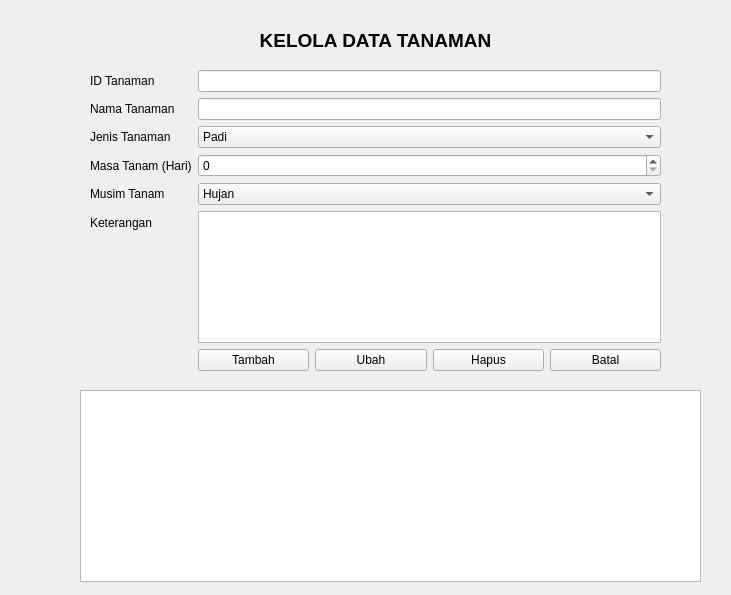
Old version of the form tanaman.ui in the repository ardithm/tugas_2310010259.
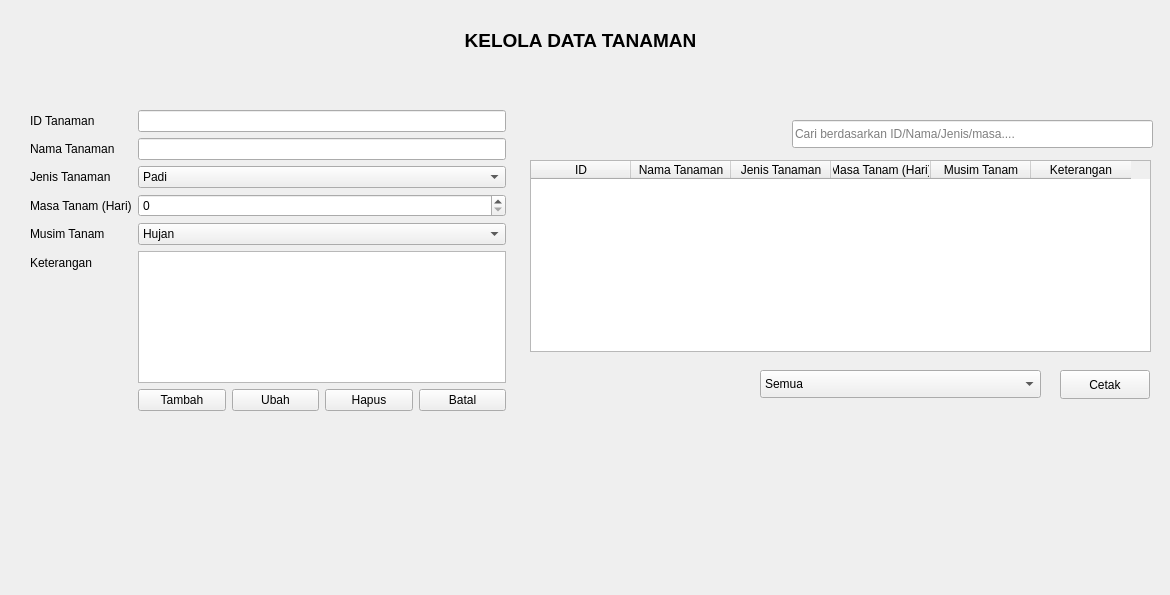
New version of the form.

Commit message: Menambahkan validasi, filter, dan cetak

```diff
--- a/tanaman.ui
+++ b/tanaman.ui
@@ -6,7 +6,7 @@
    <rect>
     <x>0</x>
     <y>0</y>
-    <width>731</width>
+    <width>1170</width>
     <height>595</height>
    </rect>
   </property>
@@ -16,9 +16,9 @@
   <widget class="QWidget" name="formLayoutWidget">
    <property name="geometry">
     <rect>
-     <x>90</x>
-     <y>70</y>
-     <width>571</width>
+     <x>30</x>
+     <y>110</y>
+     <width>476</width>
      <height>301</height>
     </rect>
    </property>
@@ -156,9 +156,9 @@
   <widget class="QLabel" name="label">
    <property name="geometry">
     <rect>
-     <x>90</x>
+     <x>30</x>
      <y>30</y>
-     <width>571</width>
+     <width>1101</width>
      <height>21</height>
     </rect>
    </property>
@@ -178,12 +178,103 @@
   <widget class="QTableWidget" name="tblTanaman">
    <property name="geometry">
     <rect>
-     <x>80</x>
-     <y>390</y>
+     <x>530</x>
+     <y>160</y>
      <width>621</width>
      <height>192</height>
     </rect>
    </property>
+   <column>
+    <property name="text">
+     <string>ID</string>
+    </property>
+   </column>
+   <column>
+    <property name="text">
+     <string>Nama Tanaman</string>
+    </property>
+   </column>
+   <column>
+    <property name="text">
+     <string>Jenis Tanaman</string>
+    </property>
+   </column>
+   <column>
+    <property name="text">
+     <string>Masa Tanam (Hari)</string>
+    </property>
+   </column>
+   <column>
+    <property name="text">
+     <string>Musim Tanam</string>
+    </property>
+   </column>
+   <column>
+    <property name="text">
+     <string>Keterangan</string>
+    </property>
+   </column>
+  </widget>
+  <widget class="QPushButton" name="btnCetak">
+   <property name="geometry">
+    <rect>
+     <x>1060</x>
+     <y>370</y>
+     <width>90</width>
+     <height>29</height>
+    </rect>
+   </property>
+   <property name="text">
+    <string>Cetak</string>
+   </property>
+  </widget>
+  <widget class="QLineEdit" name="lineCari">
+   <property name="geometry">
+    <rect>
+     <x>792</x>
+     <y>120</y>
+     <width>361</width>
+     <height>28</height>
+    </rect>
+   </property>
+   <property name="placeholderText">
+    <string>Cari berdasarkan ID/Nama/Jenis/masa....</string>
+   </property>
+  </widget>
+  <widget class="QComboBox" name="comboFilter">
+   <property name="geometry">
+    <rect>
+     <x>760</x>
+     <y>370</y>
+     <width>281</width>
+     <height>28</height>
+    </rect>
+   </property>
+   <item>
+    <property name="text">
+     <string>Semua</string>
+    </property>
+   </item>
+   <item>
+    <property name="text">
+     <string>Padi</string>
+    </property>
+   </item>
+   <item>
+    <property name="text">
+     <string>Palawija</string>
+    </property>
+   </item>
+   <item>
+    <property name="text">
+     <string>Sayuran</string>
+    </property>
+   </item>
+   <item>
+    <property name="text">
+     <string>Padi-padian</string>
+    </property>
+   </item>
   </widget>
  </widget>
  <resources/>
```
The commit also changes 29 other files.
